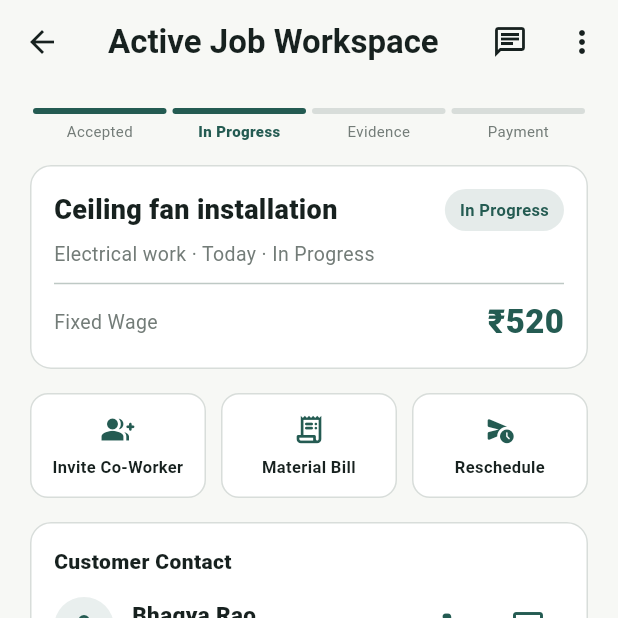
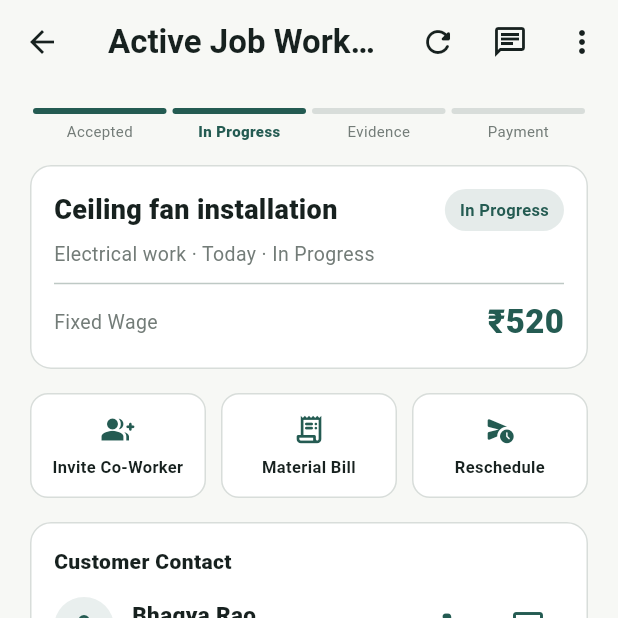
Before and after one commit to vismay-21/SIH_2026, a Flutter app: the WorkerActiveJobScreen screen opened directly with sample values from the repository, after a tap on the "call" icon, on a phone screen of 412 x 824 dp, the top half of it. Run offline on Flutter 3.47's test engine with Material 3 defaults, Android fonts, the phone set to English and light mode, and no system bars; our stand-ins replace dio; accounts and stored records are empty; network calls fail; Roboto replaces fonts that are missing (Avenir Next).

Commit message:
feat(lifecycle): sync worker opportunities, my jobs tab reloading and end-to-end workflow

```diff
--- a/mobile_app/lib/screens/worker/my_jobs/worker_active_job_screen.dart
+++ b/mobile_app/lib/screens/worker/my_jobs/worker_active_job_screen.dart
@@ -34,17 +34,20 @@ class _WorkerActiveJobScreenState extends State<WorkerActiveJobScreen> {
     super.initState();
     _status = widget.job.status;
     _invitedCoWorker = widget.job.additionalWorkerName;
+    _checkSelectionStatus(silent: true);
   }
 
-  Future<void> _checkSelectionStatus() async {
+  Future<void> _checkSelectionStatus({bool silent = false}) async {
     final gigId = widget.job.gigId;
     if (gigId == null || gigId.startsWith('job-') || gigId.startsWith('opp-')) {
+      if (!silent && mounted) {
         ScaffoldMessenger.of(context).showSnackBar(
           const SnackBar(
             content: Text('Waiting for customer to review and select you.'),
             behavior: SnackBarBehavior.floating,
           ),
         );
+      }
       return;
     }
 
@@ -55,20 +58,36 @@ class _WorkerActiveJobScreenState extends State<WorkerActiveJobScreen> {
 
       if (gig.selectedWorkerId != null) {
         if (currentUserId == null || gig.selectedWorkerId == currentUserId) {
+          final s = gig.status.toUpperCase();
+          WorkerJobStatus newStatus = WorkerJobStatus.accepted;
+          if (s == 'IN_PROGRESS') {
+            newStatus = WorkerJobStatus.active;
+          } else if (s == 'COMPLETION_SUBMITTED' || s == 'WORKER_COMPLETED') {
+            newStatus = WorkerJobStatus.evidenceSubmitted;
+          } else if (s == 'CUSTOMER_CONFIRMED' ||
+              s == 'PAYMENT_PENDING' ||
+              s == 'PAYMENT_CUSTOMER_PAID') {
+            newStatus = WorkerJobStatus.paymentPending;
+          } else if (s == 'COMPLETED' || s == 'PAYMENT_WORKER_CONFIRMED') {
+            newStatus = WorkerJobStatus.completed;
+          }
+
           setState(() {
-            _status = WorkerJobStatus.accepted;
+            _status = newStatus;
           });
-          if (mounted) {
+          if (mounted && !silent) {
             ScaffoldMessenger.of(context).showSnackBar(
-              const SnackBar(
-                content: Text('Great news! The customer selected you! You can now start work.'),
+              SnackBar(
+                content: Text(newStatus == WorkerJobStatus.accepted
+                    ? 'Great news! The customer selected you! You can now start work.'
+                    : 'Gig status updated: ${_status.label}.'),
                 backgroundColor: AppColors.success,
                 behavior: SnackBarBehavior.floating,
               ),
             );
           }
         } else {
-          if (mounted) {
+          if (mounted && !silent) {
             ScaffoldMessenger.of(context).showSnackBar(
               const SnackBar(
                 content: Text('The customer selected another worker for this gig.'),
@@ -79,7 +98,7 @@ class _WorkerActiveJobScreenState extends State<WorkerActiveJobScreen> {
           }
         }
       } else {
-        if (mounted) {
+        if (mounted && !silent) {
           ScaffoldMessenger.of(context).showSnackBar(
             const SnackBar(
               content: Text('Still waiting for customer to select you. Please check back shortly.'),
@@ -89,7 +108,7 @@ class _WorkerActiveJobScreenState extends State<WorkerActiveJobScreen> {
         }
       }
     } catch (e) {
-      if (mounted) {
+      if (mounted && !silent) {
         ScaffoldMessenger.of(context).showSnackBar(
           SnackBar(
             content: Text('Could not check status: $e'),
@@ -146,6 +165,17 @@ class _WorkerActiveJobScreenState extends State<WorkerActiveJobScreen> {
           style: TextStyle(fontWeight: FontWeight.w700),
         ),
         actions: [
+          IconButton(
+            icon: _isCheckingStatus
+                ? const SizedBox(
+                    width: 18,
+                    height: 18,
+                    child: CircularProgressIndicator(strokeWidth: 2),
+                  )
+                : const Icon(Icons.refresh_rounded),
+            tooltip: 'Refresh Status',
+            onPressed: _isCheckingStatus ? null : () => _checkSelectionStatus(),
+          ),
           IconButton(
             icon: const Icon(Icons.chat_outlined),
             tooltip: 'Job Chat',
--- a/mobile_app/lib/screens/worker/opportunities/worker_navigation_2_screen.dart
+++ b/mobile_app/lib/screens/worker/opportunities/worker_navigation_2_screen.dart
@@ -45,6 +45,7 @@ class _WorkerNavigation2ScreenState extends State<WorkerNavigation2Screen> {
   @override
   Widget build(BuildContext context) {
     final filteredOpportunities = _opportunities.where((opp) {
+      if (opp.status == 'ACCEPTED' || opp.status == 'REJECTED') return false;
       if (_activeFilter == 'Emergency') return opp.isEmergency;
       if (_activeFilter == 'Conflicts') return opp.hasScheduleConflict;
       return true;
@@ -149,7 +150,7 @@ class _WorkerNavigation2ScreenState extends State<WorkerNavigation2Screen> {
                             builder: (_) =>
                                 OpportunityDetailsScreen(opportunity: opp),
                           ),
-                        );
+                        ).then((_) => _loadOpportunities());
                       },
                       borderRadius: BorderRadius.circular(16),
                       child: SurfaceCard(
```
Also changed, not shown: mobile_app/lib/models/worker_job_workflow.dart (+10 -4 lines), mobile_app/lib/screens/customer/customer_main_screen.dart (+23 -4 lines), mobile_app/lib/screens/worker/home/worker_home_screen.dart (+9 -1 lines), mobile_app/lib/screens/worker/my_jobs/waiting_confirmation_screen.dart (+13 -0 lines), mobile_app/lib/screens/worker/my_jobs/worker_navigation_3_screen.dart (+55 -22 lines), mobile_app/lib/screens/worker/worker_main_screen.dart (+29 -5 lines). Lines whose indentation alone changed are shown as unchanged.
